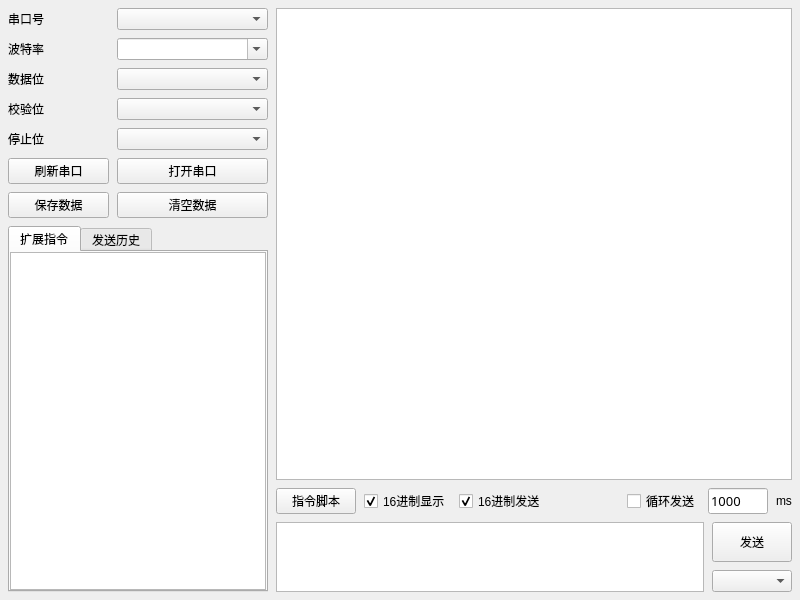
First picture: the form in MainWindow.ui, repository AndroidCoderPeng/SerialPortDebugger, before the edit.
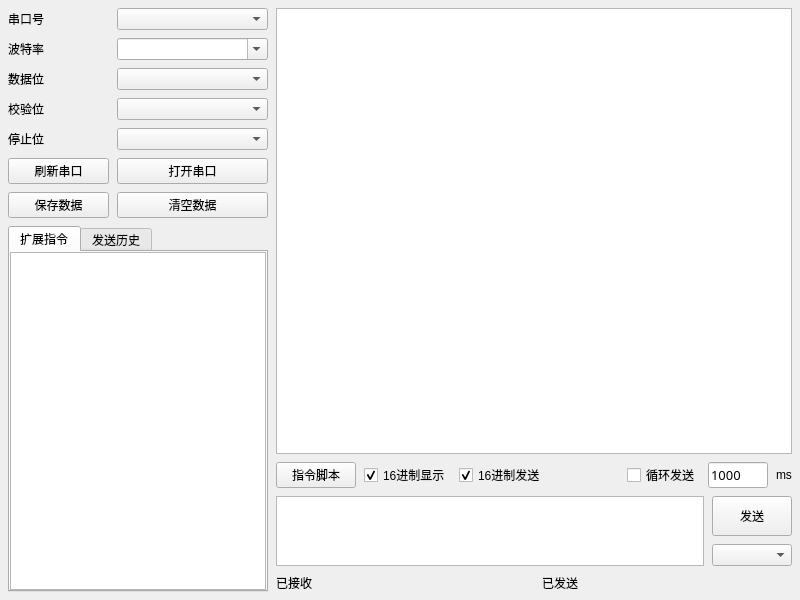
Second picture: the form after the edit.

Commit message: feat(ui): 添加发送和接收字节数统计功能，更新界面显示

Patch:
```diff
--- a/MainWindow.ui
+++ b/MainWindow.ui
@@ -320,6 +320,34 @@
         </item>
        </layout>
       </item>
+                        <item>
+                            <layout class="QHBoxLayout" name="horizontalLayout_3">
+                                <property name="spacing">
+                                    <number>8</number>
+                                </property>
+                                <item>
+                                    <widget class="QLabel" name="rxLabel">
+                                        <property name="text">
+                                            <string>已接收</string>
+                                        </property>
+                                    </widget>
+                                </item>
+                                <item>
+                                    <spacer name="horizontalSpacer_2">
+                                        <property name="orientation">
+                                            <enum>Qt::Horizontal</enum>
+                                        </property>
+                                    </spacer>
+                                </item>
+                                <item>
+                                    <widget class="QLabel" name="txLabel">
+                                        <property name="text">
+                                            <string>已发送</string>
+                                        </property>
+                                    </widget>
+                                </item>
+                            </layout>
+                        </item>
      </layout>
     </item>
    </layout>
```
Lines whose indentation alone changed are shown as unchanged. The commit also changes 2 other files.
